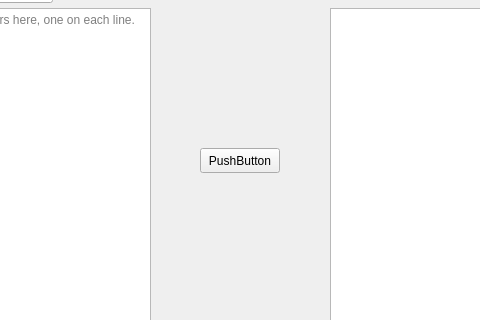
Before: the Qt Designer form mainwindow.ui in JonRackler/Dynamic_Query_Helper, drawn with Qt 5; both pictures show x 160 to 640 and y 82 to 402 of the 800 by 600 pixel window.
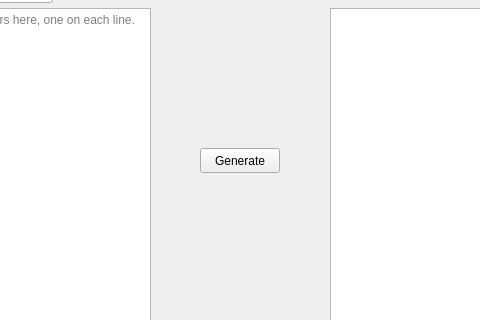
After: the same form once the commit is applied.

Commit message: Rename pushButton to generate button

```diff
--- a/mainwindow.ui
+++ b/mainwindow.ui
@@ -60,7 +60,7 @@
      </rect>
     </property>
     <property name="text">
-     <string>PushButton</string>
+     <string>Generate</string>
     </property>
    </widget>
    <widget class="QLineEdit" name="enter_table">
```
Left out of the diff: 2 changed lines with no effect on the pictures. The commit also changes 4 other files.
